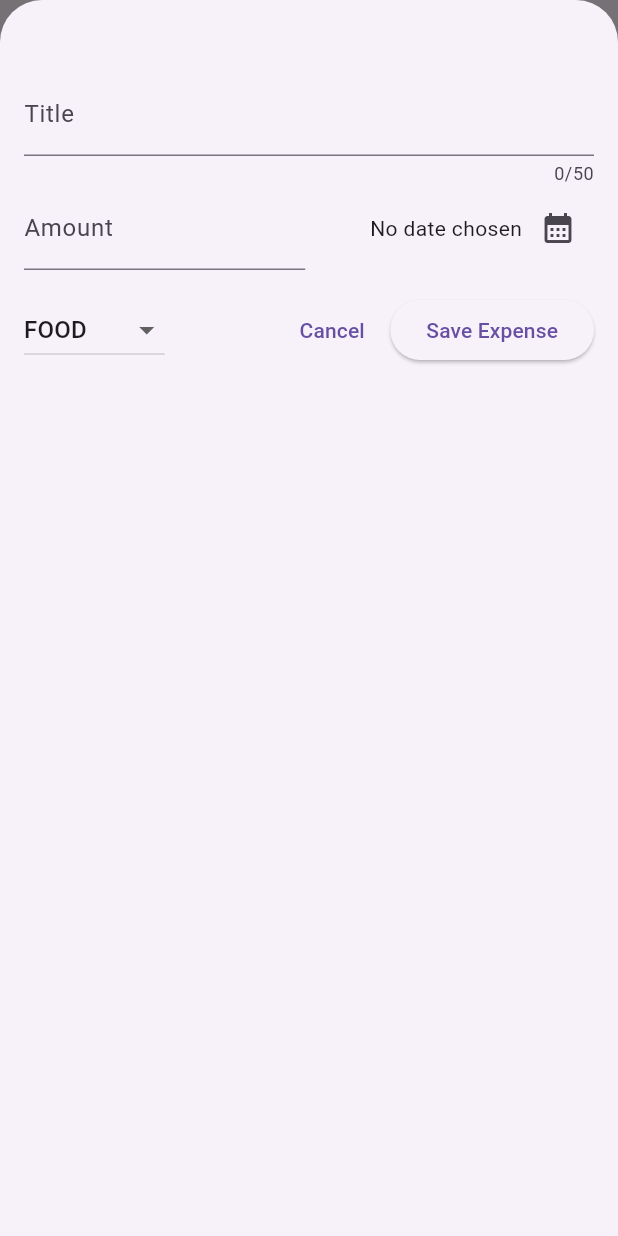
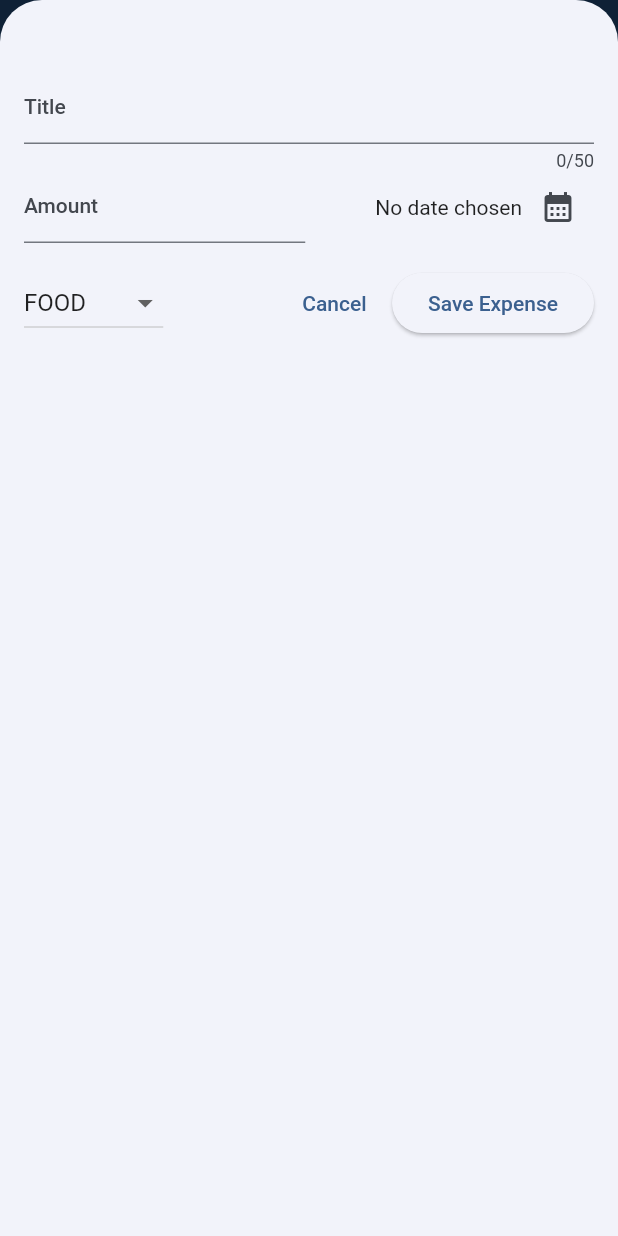
Before and after one commit to alfism1/flutter_learning, a Flutter app: the screen it shows after launch, after a tap on the "add" icon, on a phone screen of 412 x 824 dp. Run offline on Flutter 3.47's test engine with Material 2 defaults, Android fonts, the phone set to English and light mode, and no system bars.

Commit message:
change color scheme

```diff
--- a/lib/main.dart
+++ b/lib/main.dart
@@ -1,12 +1,23 @@
 import 'package:flutter/material.dart';
 
 import 'package:first_app/widgets/expenses.dart';
+
+var kColorScheme = ColorScheme.fromSeed(
+  seedColor: const Color.fromARGB(255, 11, 145, 255),
+);
 
 void main() {
   runApp(
     MaterialApp(
       title: 'Flutter Tutorial',
-      theme: ThemeData(useMaterial3: true),
+      theme: ThemeData().copyWith(
+        useMaterial3: true,
+        colorScheme: kColorScheme,
+        appBarTheme: const AppBarTheme().copyWith(
+          backgroundColor: kColorScheme.onPrimaryContainer,
+          foregroundColor: kColorScheme.primaryContainer,
+        ),
+      ),
       home: const Expenses(),
     ),
   );
```
